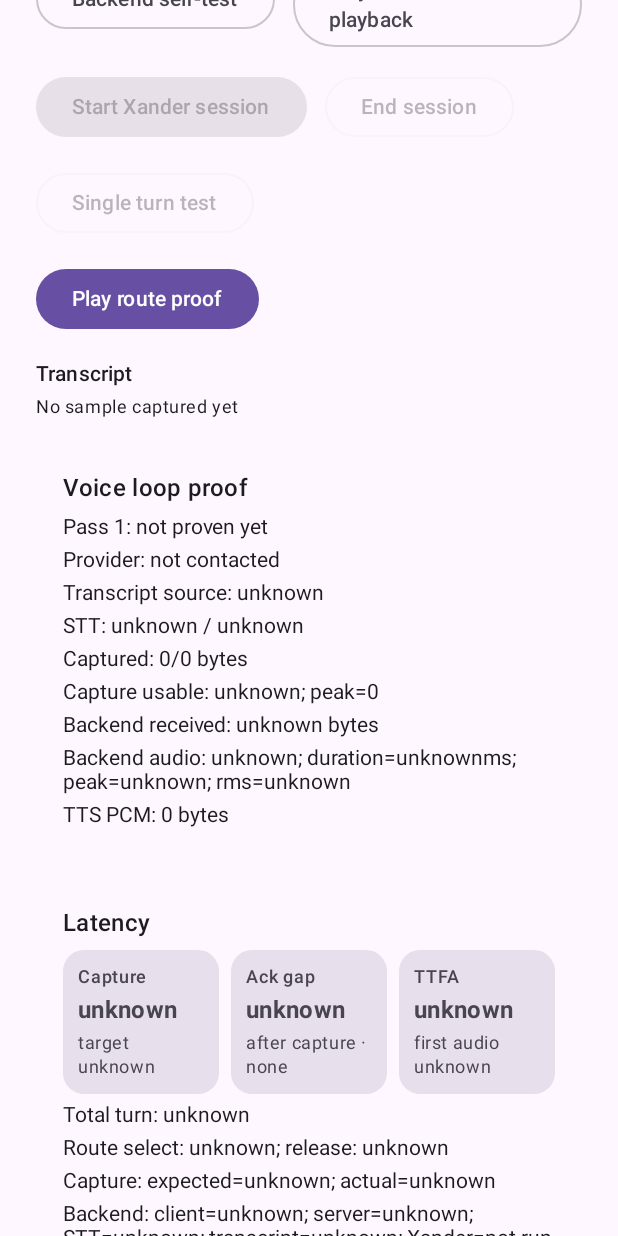
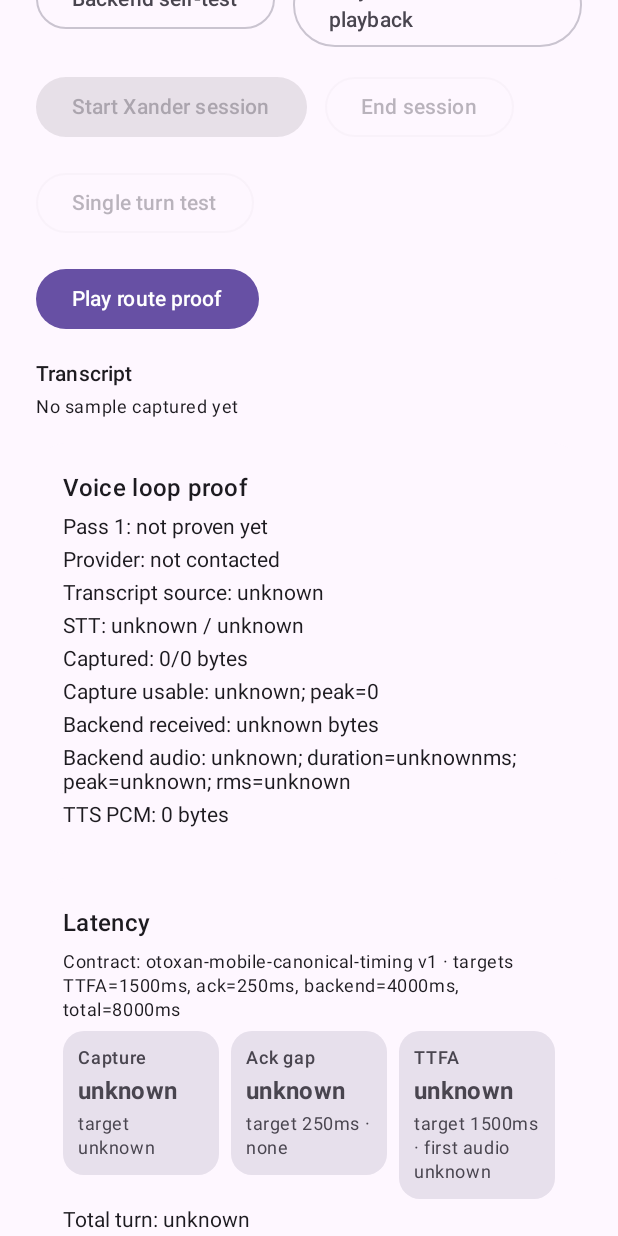
Before and after one commit to berryhill/otoxan-mobile, an Android app built with Jetpack Compose: the composable OtoxanScreen shown on its own in the app's theme, scrolled down 576 dp, on a phone screen of 412 x 824 dp. Run offline under Robolectric (Android 15) with nearby library versions, the light colour scheme and no system bars.

Commit message:
Add canonical mobile timing contract

```diff
--- a/app/src/main/java/com/otoxan/mobile/ui/OtoxanScreen.kt
+++ b/app/src/main/java/com/otoxan/mobile/ui/OtoxanScreen.kt
@@ -31,6 +31,12 @@ import androidx.compose.ui.Alignment
 import androidx.compose.ui.Modifier
 import androidx.compose.ui.text.font.FontWeight
 import androidx.compose.ui.unit.dp
+import com.otoxan.mobile.voice.VOICE_TURN_ACK_GAP_TARGET_MS
+import com.otoxan.mobile.voice.VOICE_TURN_BACKEND_TARGET_MS
+import com.otoxan.mobile.voice.VOICE_TURN_TIMING_CONTRACT_NAME
+import com.otoxan.mobile.voice.VOICE_TURN_TIMING_CONTRACT_VERSION
+import com.otoxan.mobile.voice.VOICE_TURN_TOTAL_TARGET_MS
+import com.otoxan.mobile.voice.VOICE_TURN_TTFA_TARGET_MS
 
 @Composable
 fun OtoxanScreen(
@@ -266,6 +272,10 @@ private fun LatencyCard(state: OtoxanUiState) {
     ) {
         Column(Modifier.padding(18.dp), verticalArrangement = Arrangement.spacedBy(6.dp)) {
             Text("Latency", style = MaterialTheme.typography.titleMedium, fontWeight = FontWeight.SemiBold)
+            Text(
+                "Contract: $VOICE_TURN_TIMING_CONTRACT_NAME v$VOICE_TURN_TIMING_CONTRACT_VERSION · targets TTFA=${VOICE_TURN_TTFA_TARGET_MS}ms, ack=${VOICE_TURN_ACK_GAP_TARGET_MS}ms, backend=${VOICE_TURN_BACKEND_TARGET_MS}ms, total=${VOICE_TURN_TOTAL_TARGET_MS}ms",
+                style = MaterialTheme.typography.bodySmall
+            )
             Row(
                 modifier = Modifier.fillMaxWidth(),
                 horizontalArrangement = Arrangement.spacedBy(8.dp)
@@ -312,10 +322,10 @@ private fun TelemetryDashboardCard(state: OtoxanUiState) {
         Column(Modifier.padding(18.dp), verticalArrangement = Arrangement.spacedBy(10.dp)) {
             Text("Telemetry dashboard", style = MaterialTheme.typography.titleMedium, fontWeight = FontWeight.SemiBold)
             Text("Latest pass", style = MaterialTheme.typography.titleSmall, fontWeight = FontWeight.SemiBold)
-            TelemetryBar("TTFA", state.ttfaMs, targetMs = 1_500L)
-            TelemetryBar("Ack delay", state.postCaptureAckDelayMs, targetMs = 250L)
-            TelemetryBar("Total", state.turnTotalMs, targetMs = 8_000L)
-            TelemetryBar("Backend", state.backendRoundTripMs, targetMs = 4_000L)
+            TelemetryBar("TTFA", state.ttfaMs, targetMs = VOICE_TURN_TTFA_TARGET_MS)
+            TelemetryBar("Ack delay", state.postCaptureAckDelayMs, targetMs = VOICE_TURN_ACK_GAP_TARGET_MS)
+            TelemetryBar("Total", state.turnTotalMs, targetMs = VOICE_TURN_TOTAL_TARGET_MS)
+            TelemetryBar("Backend", state.backendRoundTripMs, targetMs = VOICE_TURN_BACKEND_TARGET_MS)
             TelemetryBar("STT", state.sttLatencyMs?.toLong(), targetMs = 1_500L)
             TelemetryBar("Xander", state.xanderSessionMs?.toLong(), targetMs = 2_500L)
             TelemetryBar("Playback", state.playbackTotalMs, targetMs = 1_500L)
--- a/app/src/main/java/com/otoxan/mobile/ui/OtoxanUiState.kt
+++ b/app/src/main/java/com/otoxan/mobile/ui/OtoxanUiState.kt
@@ -1,4 +1,7 @@
 package com.otoxan.mobile.ui
+
+import com.otoxan.mobile.voice.VOICE_TURN_ACK_GAP_TARGET_MS
+import com.otoxan.mobile.voice.VOICE_TURN_TTFA_TARGET_MS
 
 data class TelemetryPassSummary(
     val turnId: String,
@@ -111,12 +114,12 @@ val OtoxanUiState.latencyCardMetrics: List<LatencyCardMetric>
         LatencyCardMetric(
             label = "Ack gap",
             value = postCaptureAckDelayMs.toLatencyMsText(),
-            detail = "after capture · $localAckKind"
+            detail = "target ${VOICE_TURN_ACK_GAP_TARGET_MS}ms · $localAckKind"
         ),
         LatencyCardMetric(
             label = "TTFA",
             value = ttfaMs.toLatencyMsText(),
-            detail = firstAudioLatencyDetail
+            detail = "target ${VOICE_TURN_TTFA_TARGET_MS}ms · $firstAudioLatencyDetail"
         )
     )
 
```
Also changed, not shown: app/src/main/java/com/otoxan/mobile/voice/XanderVoiceClient.kt (+26 -0 lines), 5 other files.
